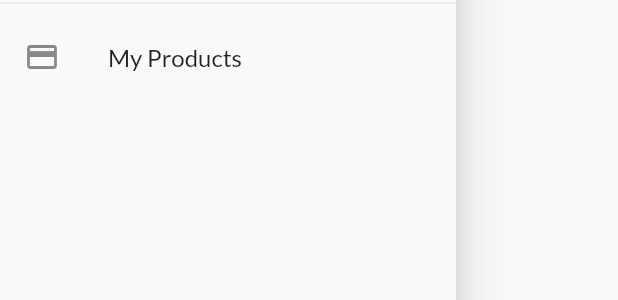
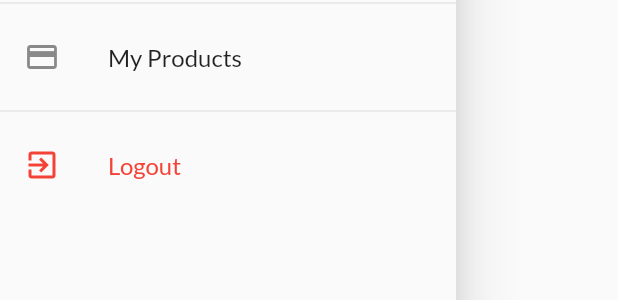
Before and after one commit to Kushalrock/amazine, a Flutter app: the AppDrawer widget shown alone on an empty page, opened directly, on a phone screen of 412 x 824 dp. Shown: the part 309-609 px from the top of the screen. Run offline on Flutter 3.47's test engine with Material 2 defaults, Android fonts, the phone set to English and light mode, and no system bars; network calls fail.

Commit message:
Logout functionality implememented

```diff
--- a/lib/widgets/app_drawer.dart
+++ b/lib/widgets/app_drawer.dart
@@ -1,4 +1,10 @@
 import 'package:flutter/material.dart';
+
+// Third party packages
+import 'package:provider/provider.dart';
+
+// Provider imports
+import '../providers/auth.dart';
 
 // Screen Imports
 import '../screens/orders_screen.dart';
@@ -40,6 +46,23 @@
                   .pushReplacementNamed(UserProductsScreen.routeName);
             },
           ),
+          Divider(),
+          ListTile(
+            leading: Icon(
+              Icons.exit_to_app,
+              color: Colors.red,
+            ),
+            title: Text(
+              'Logout',
+              style: TextStyle(
+                color: Colors.red,
+              ),
+            ),
+            onTap: () {
+              Navigator.of(context).pop();
+              Provider.of<Auth>(context, listen: false).logout();
+            },
+          ),
         ],
       ),
     );
```
Also changed, not shown: lib/providers/auth.dart (+21 -0 lines).
